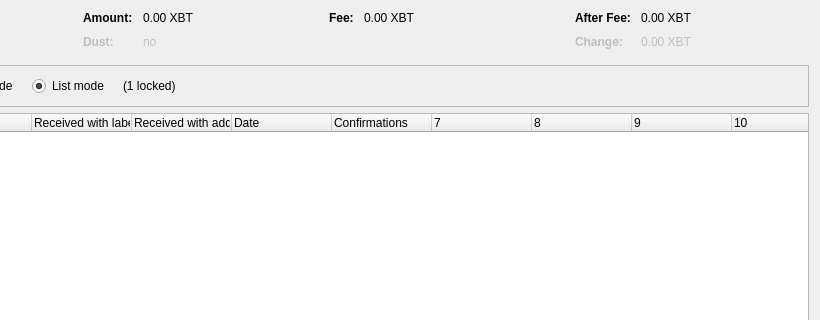
This is src/qt/forms/coincontroldialog.ui in Bitcoin-ABC/bitcoin-abc as Qt 5 draws it before an edit; both pictures show x 180 to 1000 and y 0 to 320 of the 1000 by 500 pixel window. The edited form follows.
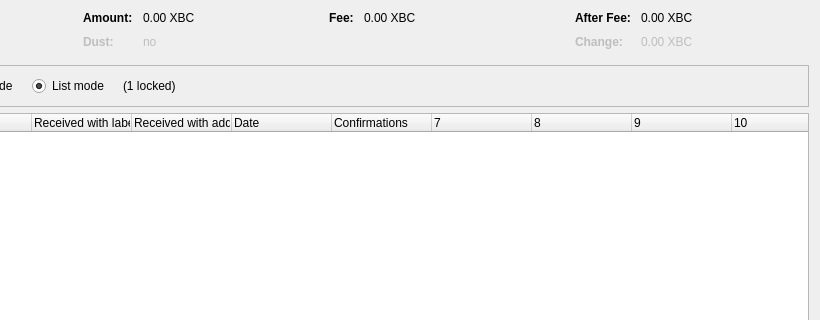
This is the edited form. Custom widgets are drawn as their Qt base class.

Diff of the .ui file:
```diff
--- a/src/qt/forms/coincontroldialog.ui
+++ b/src/qt/forms/coincontroldialog.ui
@@ -132,7 +132,7 @@
           <enum>Qt::ActionsContextMenu</enum>
          </property>
          <property name="text">
-          <string notr="true">0.00 XBT</string>
+          <string notr="true">0.00 XBC</string>
          </property>
          <property name="textInteractionFlags">
           <set>Qt::LinksAccessibleByMouse|Qt::TextSelectableByKeyboard|Qt::TextSelectableByMouse</set>
@@ -212,7 +212,7 @@
           <enum>Qt::ActionsContextMenu</enum>
          </property>
          <property name="text">
-          <string notr="true">0.00 XBT</string>
+          <string notr="true">0.00 XBC</string>
          </property>
          <property name="textInteractionFlags">
           <set>Qt::LinksAccessibleByMouse|Qt::TextSelectableByKeyboard|Qt::TextSelectableByMouse</set>
@@ -257,7 +257,7 @@
           <enum>Qt::ActionsContextMenu</enum>
          </property>
          <property name="text">
-          <string notr="true">0.00 XBT</string>
+          <string notr="true">0.00 XBC</string>
          </property>
          <property name="textInteractionFlags">
           <set>Qt::LinksAccessibleByMouse|Qt::TextSelectableByKeyboard|Qt::TextSelectableByMouse</set>
@@ -292,7 +292,7 @@
           <enum>Qt::ActionsContextMenu</enum>
          </property>
          <property name="text">
-          <string notr="true">0.00 XBT</string>
+          <string notr="true">0.00 XBC</string>
          </property>
          <property name="textInteractionFlags">
           <set>Qt::LinksAccessibleByMouse|Qt::TextSelectableByKeyboard|Qt::TextSelectableByMouse</set>
```
